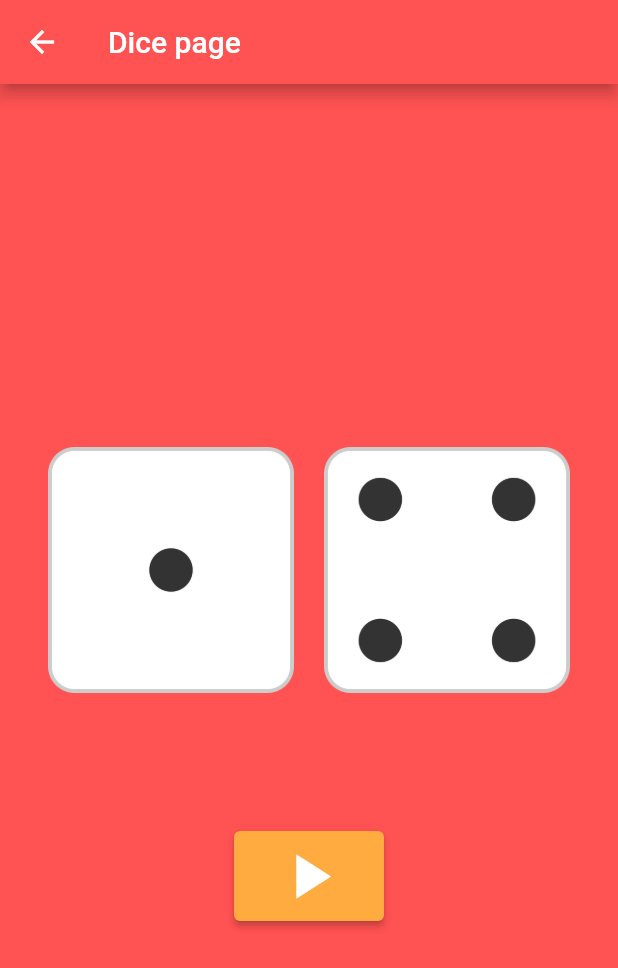
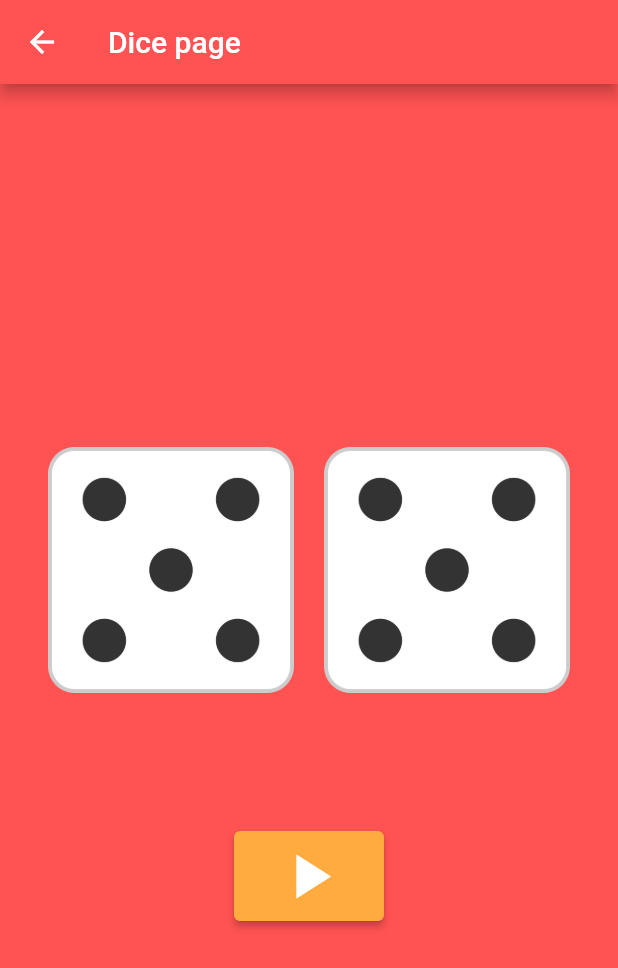
Before and after one commit to gandalgom/chef-dice-game, a Flutter app: the Dice screen opened directly, after a tap on the "play arrow" icon, on a phone screen of 412 x 824 dp. Shown: the top 968 px of the screen. Run offline on Flutter 3.47's test engine with Material 2 defaults, Android fonts, the phone set to English and light mode, and no system bars.

Commit message:
주사위 페이지 랜덤 다이스 구현

```diff
--- a/lib/dice.dart
+++ b/lib/dice.dart
@@ -1,7 +1,17 @@
 import 'package:flutter/material.dart';
+import 'dart:math';
 
-class Dice extends StatelessWidget {
+class Dice extends StatefulWidget {
   const Dice({Key? key}) : super(key: key);
+
+  @override
+  State<Dice> createState() => _DiceState();
+}
+
+class _DiceState extends State<Dice> {
+
+  int leftDice = 1;
+  int rightDice = 1;
 
   @override
   Widget build(BuildContext context) {
@@ -20,18 +30,23 @@ class Dice extends StatelessWidget {
               child: Row(
                 children: [
                   Expanded(
-                    child: Image.asset('images/dice1.png')
+                    child: Image.asset('images/dice$leftDice.png')
                   ),
                   const SizedBox(width: 20.0),
                   Expanded(
-                    child: Image.asset('images/dice4.png')
+                    child: Image.asset('images/dice$rightDice.png')
                   ),
                 ],
               ),
             ),
             const SizedBox(height: 60.0),
             ElevatedButton(
-              onPressed: () {},
+              onPressed: () {
+                setState(() {
+                  leftDice = Random().nextInt(6) + 1;
+                  rightDice = Random().nextInt(6) + 1;
+                });
+              },
               style: ElevatedButton.styleFrom(
                 primary: Colors.orangeAccent,
                 minimumSize: const Size(100.0, 60.0),
```
